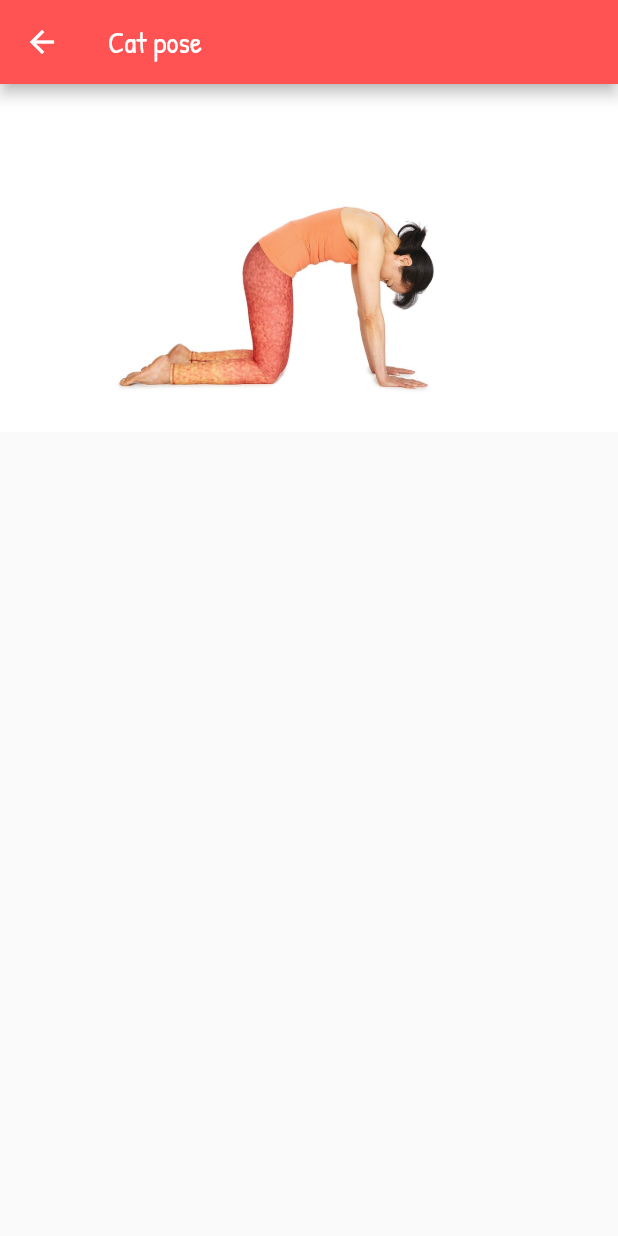
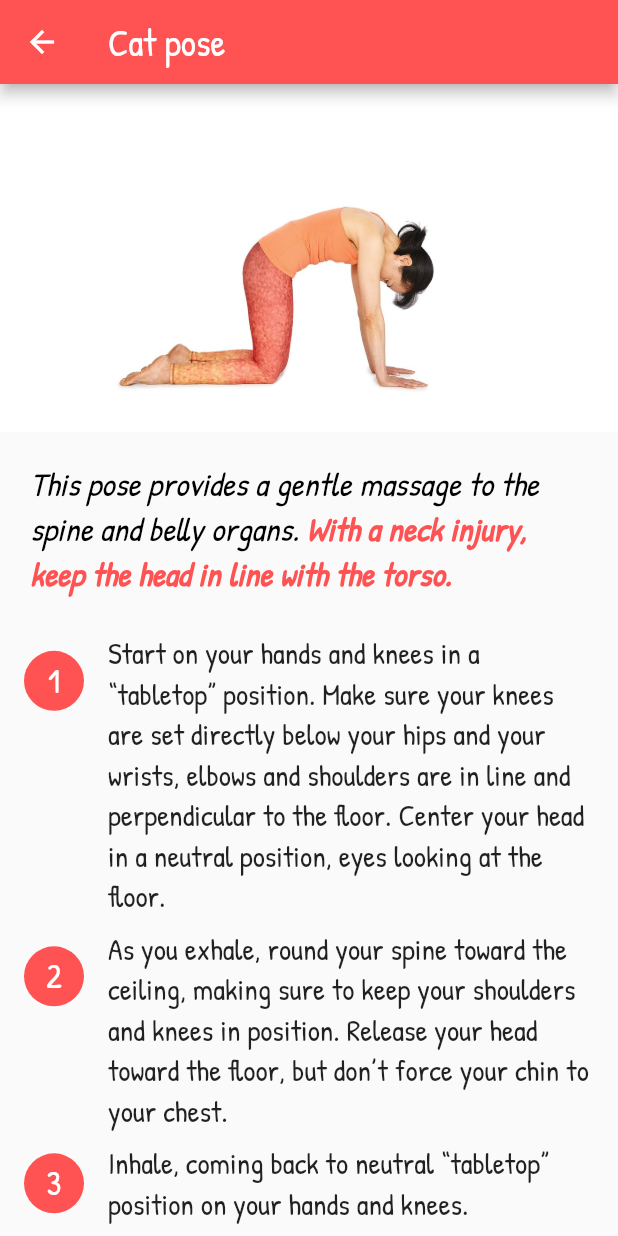
Before and after one commit to DonMartialMinh/Health, a Flutter app: the screen it shows after launch, after a tap on "Cat pose", on a phone screen of 412 x 824 dp. Run offline on Flutter 3.47's test engine with Material 2 defaults, Android fonts, the phone set to English and light mode, and no system bars; network calls fail.

Commit message:
add detail exercise card

```diff
--- a/lib/Fitness.dart
+++ b/lib/Fitness.dart
@@ -1,5 +1,4 @@
-import 'dart:ffi';
-
+import 'data/fake_data.dart';
 import 'package:health/components/daily_tip.dart';
 import 'package:health/components/exercise_list_page.dart';
 import 'package:health/components/header.dart';
@@ -17,53 +16,6 @@ import 'package:health/components/section_title.dart';
 import 'package:flutter/material.dart';
 
 class Programs extends StatelessWidget {
-  final List<Exercise> exercisesFatBurning = [
-    Exercise(
-      image: 'assets/images/image001.jpg',
-      title: 'Easy Start',
-      time: '5 min',
-      difficult: 'Low',
-    ),
-    Exercise(
-      image: 'assets/images/image002.jpg',
-      title: 'Medium Start',
-      time: '10 min',
-      difficult: 'Medium',
-    ),
-    Exercise(
-      image: 'assets/images/image003.jpg',
-      title: 'Pro Start',
-      time: '25 min',
-      difficult: 'High',
-    )
-  ];
-
-  final List<Exercise> exercisesYoga = [
-    Exercise(
-      image: 'assets/images/yoga1.jpeg',
-      title: 'Cat pose',
-      time: '5 min',
-      difficult: 'Low',
-    ),
-    Exercise(
-      image: 'assets/images/yoga2.jpeg',
-      title: 'Cobra pose',
-      time: '5 min',
-      difficult: 'Low',
-    ),
-    Exercise(
-      image: 'assets/images/yoga3.jpeg',
-      title: 'Cow pose',
-      time: '5 min',
-      difficult: 'Low',
-    ),
-    Exercise(
-      image: 'assets/images/yoga4.jpeg',
-      title: 'Child pose',
-      time: '5 min',
-      difficult: 'Medium',
-    )
-  ];
 
   List<Widget> generateCard(BuildContext context, List<Exercise> list, double width) {
     List<Widget> _list = [];
--- a/lib/components/detail_exercise_card.dart
+++ b/lib/components/detail_exercise_card.dart
@@ -1,18 +1,36 @@
+
+
+
 import 'package:flutter/material.dart';
 import 'package:health/models/exercise.dart';
+import 'package:health/components/list_component.dart';
 
 class DetailExerciseCard extends StatelessWidget{
   Exercise exercise;
   String tag;
   DetailExerciseCard({required this.exercise, required this.tag});
 
+  List<Widget> generateComponent(BuildContext context, List<String> list) {
+    List<Widget> _list = [];
+    int index = 0;
+    list.forEach((step) {
+      Widget element = Container(
+        child: ListComponent(index: index, content: step, color: Colors.redAccent),
+      );
+      _list.add(element);
+      index++;
+    });
+    return _list;
+  }
+
   @override
   Widget build(BuildContext context) {
     // TODO: implement build
     return SafeArea(child: Scaffold(
-      appBar: AppBar(title: Text('${this.exercise.title}'),backgroundColor: Colors.redAccent,),
-      body: Center(
+      appBar: AppBar(title: Text('${this.exercise.title}', style: TextStyle(fontSize: 25),),backgroundColor: Colors.redAccent,),
+      body: SingleChildScrollView(
         child: Column(
+          //crossAxisAlignment: CrossAxisAlignment.start,
           children: <Widget> [
             Center(
                 child: Hero(
@@ -20,25 +38,34 @@ class DetailExerciseCard extends StatelessWidget{
                   child: Image(
                       image: AssetImage(exercise.image)),
                 )
+            ),
+            Container(
+              padding: EdgeInsets.all(20),
+              child: RichText(
+                text: TextSpan(
+                    style:  new TextStyle(
+                        fontSize: 22,
+                        fontStyle: FontStyle.italic,
+                        color: Colors.black,
+                        fontFamily: 'PatrickHand'),
+                  children: [
+                    new TextSpan(text: exercise.effect),
+                    new TextSpan(text: ' '),
+                    new TextSpan(
+                        text: exercise.caution,
+                        style: new TextStyle(
+                            fontSize: 22,
+                            fontWeight: FontWeight.bold,
+                            color: Colors.redAccent,
+                            fontFamily: 'PatrickHand'),
+                    ),
+                  ]
+                ),
+              ),
+            ),
+            Column(
+              children: this.generateComponent(context, exercise.steps),
             )
-
-            // Container(
-            //   padding: EdgeInsets.symmetric(vertical: 20),
-            //   child: Text('Ingredients', style: TextStyle(fontSize: 22, fontWeight: FontWeight.bold, fontFamily: 'PatrickHand'),),
-            // ),
-            // Expanded(child: ListView.builder(
-            //     itemCount: food.ingredients.length,
-            //     itemBuilder: (context, index){
-            //       String _ingredient = this.food.ingredients[index];
-            //       return ListTile(
-            //         leading: CircleAvatar(
-            //           child: Text('${index + 1}', style: TextStyle(fontSize: 22, color: Colors.white),),
-            //           backgroundColor: Colors.green,
-            //         ),
-            //         title: Text(_ingredient, style: TextStyle(fontSize: 20,fontFamily: 'PatrickHand'),),
-            //       );
-            //     }
-            // ))
           ],
         ),
       ),
--- /dev/null
+++ b/lib/components/list_component.dart
@@ -0,0 +1,20 @@
+import 'package:flutter/material.dart';
+
+class ListComponent extends StatelessWidget {
+  String content;
+  int index;
+  Color color;
+  ListComponent ({required this.index, required this.content, required this.color});
+
+  @override
+  Widget build(BuildContext context) {
+    // TODO: implement build
+    return ListTile(
+      leading: CircleAvatar(
+        child: Text('${index + 1}', style: TextStyle(fontSize: 22, color: Colors.white),),
+        backgroundColor: color,
+      ),
+      title: Text(content, style: TextStyle(fontSize: 20,fontFamily: 'PatrickHand'),),
+    );
+  }
+}
--- a/lib/data/fake_data.dart
+++ b/lib/data/fake_data.dart
@@ -1,5 +1,5 @@
-import 'package:flutter/material.dart';
 import 'package:health/models/food.dart';
+import 'package:health/models/exercise.dart';
 
 var FAKE_FOODS = [
   // Banh my category
@@ -62,3 +62,59 @@ var FAKE_FOODS = [
       category: 'Dinner'
   ),
 ];
+
+final List<Exercise> exercisesFatBurning = [
+  Exercise(
+    image: 'assets/images/image001.jpg',
+    title: 'Easy Start',
+    time: '5 min',
+    difficult: 'Low',
+  ),
+  Exercise(
+    image: 'assets/images/image002.jpg',
+    title: 'Medium Start',
+    time: '10 min',
+    difficult: 'Medium',
+  ),
+  Exercise(
+    image: 'assets/images/image003.jpg',
+    title: 'Pro Start',
+    time: '25 min',
+    difficult: 'High',
+  )
+];
+
+final List<Exercise> exercisesYoga = [
+  Exercise(
+    image: 'assets/images/yoga1.jpeg',
+    title: 'Cat pose',
+    time: '5 min',
+    difficult: 'Low',
+    effect: 'This pose provides a gentle massage to the spine and belly organs.',
+    caution: 'With a neck injury, keep the head in line with the torso.',
+    steps: [
+      'Start on your hands and knees in a “tabletop” position. Make sure your knees are set directly below your hips and your wrists, elbows and shoulders are in line and perpendicular to the floor. Center your head in a neutral position, eyes looking at the floor.',
+      'As you exhale, round your spine toward the ceiling, making sure to keep your shoulders and knees in position. Release your head toward the floor, but don’t force your chin to your chest.',
+      'Inhale, coming back to neutral “tabletop” position on your hands and knees.',
+      'This pose is often paired with Cow Pose on the inhale for a gentle, flowing vinyasa.'
+    ]
+  ),
+  Exercise(
+    image: 'assets/images/yoga2.jpeg',
+    title: 'Cobra pose',
+    time: '5 min',
+    difficult: 'Low',
+  ),
+  Exercise(
+    image: 'assets/images/yoga3.jpeg',
+    title: 'Cow pose',
+    time: '5 min',
+    difficult: 'Low',
+  ),
+  Exercise(
+    image: 'assets/images/yoga4.jpeg',
+    title: 'Child pose',
+    time: '5 min',
+    difficult: 'Medium',
+  )
+];
--- a/lib/models/exercise.dart
+++ b/lib/models/exercise.dart
@@ -3,14 +3,21 @@ import 'dart:math';
 class Exercise {
   late int id;
   final String title, time, difficult, image;
+  late String effect, caution;
+  late List<String> steps;
 
   Exercise({
     required this.title,
     required this.time,
     required this.difficult,
     required this.image,
+    this.effect = "",
+    this.caution = "",
+    this.steps = Fake
   })
   {
   this.id = Random().nextInt(1000);
   }
 }
+
+const List<String> Fake = [''];
```
Lines whose indentation alone changed are shown as unchanged.
